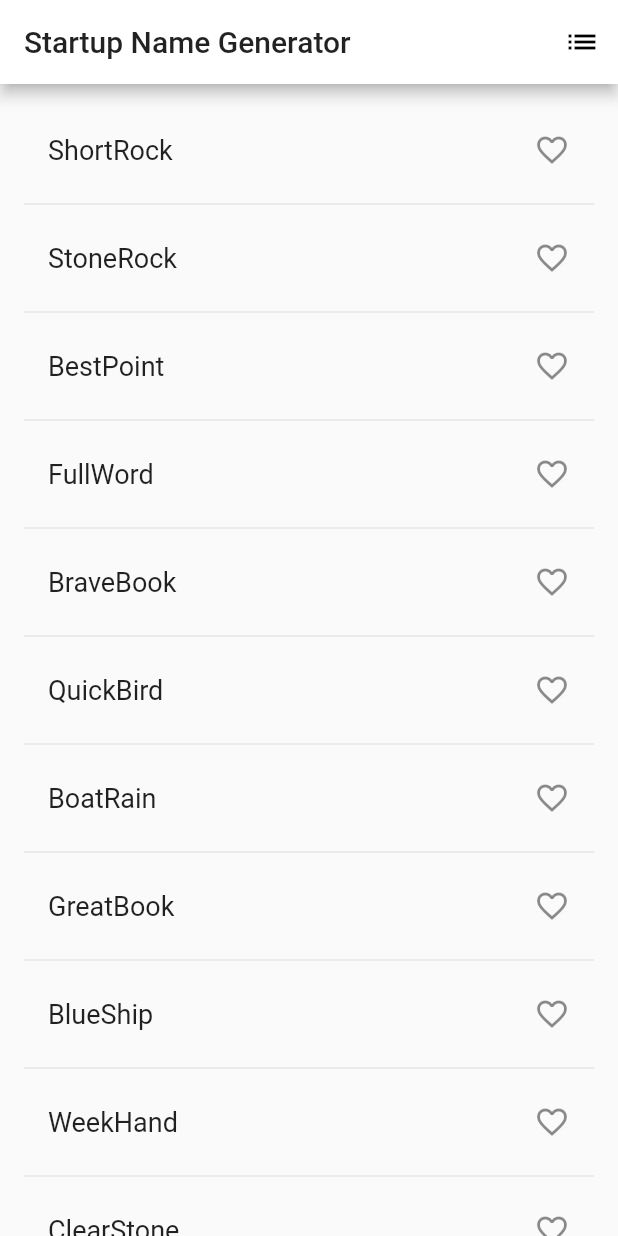
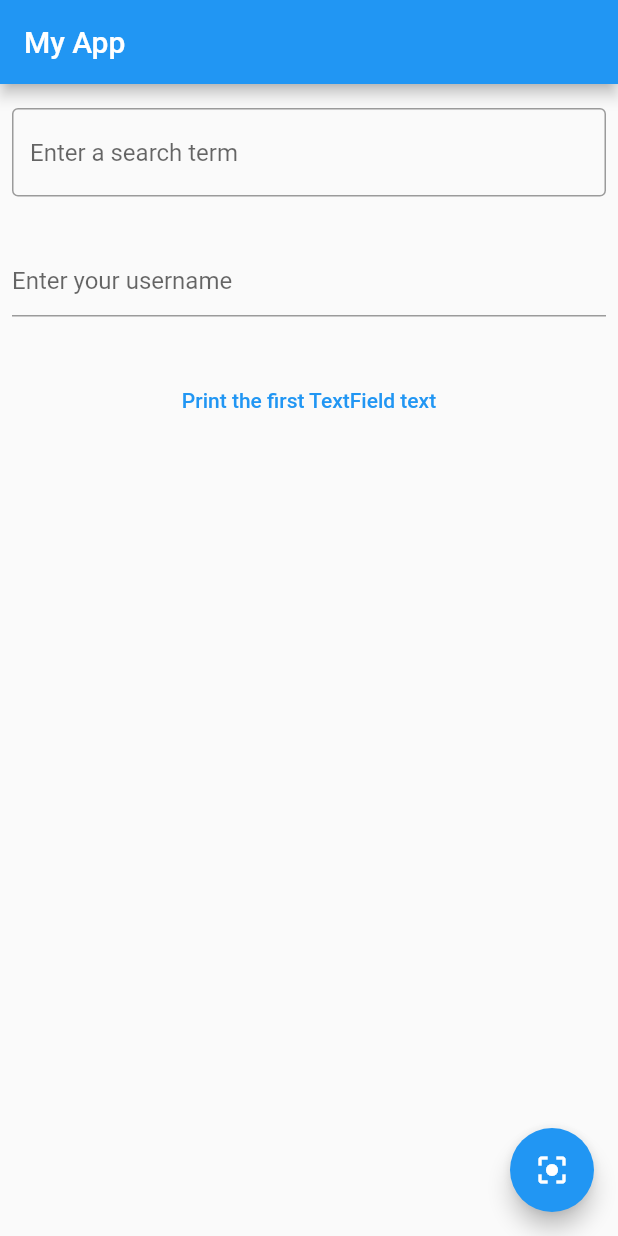
Before and after one commit to SamTienz/SamFlutter, a Flutter app: the screen it shows after launch, on a phone screen of 412 x 824 dp. Run offline on Flutter 3.47's test engine with Material 2 defaults, Android fonts, the phone set to English and light mode, and no system bars.

Commit message:
[feat] TextField focus and controller

```diff
--- a/lib/main.dart
+++ b/lib/main.dart
@@ -1,106 +1,108 @@
 import 'package:flutter/material.dart';
-import 'package:english_words/english_words.dart';
 
-void main() => runApp(MyApp());
+void main() {
+  runApp(MyApp());
+}
 
 class MyApp extends StatelessWidget {
   @override
   Widget build(BuildContext context) {
-    return MaterialApp(
-      title: 'Startup Name Generator',
-      theme: ThemeData(
-        primaryColor: Colors.white
-      ),
-      home: RandomWords(),
-    );
+    return MaterialApp(title: "My App", home: MyCustomForm());
   }
 }
 
-class RandomWords extends StatefulWidget {
+class MyCustomForm extends StatefulWidget {
   @override
-  _RandomWordsState createState() => _RandomWordsState();
+  _MyCustomFormState createState() => _MyCustomFormState();
 }
 
-class _RandomWordsState extends State<RandomWords> {
-  final _suggestions = <WordPair>[];
-  final _saved = <WordPair>{};
-  final _biggerFont = TextStyle(fontSize: 18.0);
+class _MyCustomFormState extends State<MyCustomForm> {
+  final myController = TextEditingController();
+  late FocusNode myFocusNode;
+
+  void _printLatestValue() {
+    print('TextField text did change:${myController.text} print by Controller');
+  }
+
+  void _showAlertDialog(BuildContext context) {
+    final alert = AlertDialog(
+      content: myController.text == ""
+          ? Text("No any input")
+          : Text("${myController.text}"),
+    );
+
+    showDialog(
+      context: context,
+      builder: (BuildContext context) {
+        return alert;
+      },
+    );
+  }
+
+  @override
+  void initState() {
+    // TODO: implement initState
+    super.initState();
+    myFocusNode = FocusNode();
+    myController.addListener(_printLatestValue);
+  }
+
+  @override
+  void dispose() {
+    // TODO: implement dispose
+    myFocusNode.dispose();
+    myController.dispose();
+    super.dispose();
+  }
+
   @override
   Widget build(BuildContext context) {
     return Scaffold(
       appBar: AppBar(
-        title: Text('Startup Name Generator'),
-        actions: [IconButton(icon: Icon(Icons.list), onPressed: _pushSaved)],
+        title: Text("My App"),
       ),
-      body: _buildSuggestions(),
-    );
-  }
-
-  void _pushSaved() {
-    Navigator.of(context).push(
-      MaterialPageRoute(
-        builder: (BuildContext context) {
-          final tiles = _saved.map(
-            (WordPair pair) {
-              return ListTile(
-                title: Text(
-                  pair.asPascalCase,
-                  style: _biggerFont,
-                ),
-              );
+      body: Column(
+        crossAxisAlignment: CrossAxisAlignment.center,
+        children: <Widget>[
+          Padding(
+            padding: EdgeInsets.symmetric(horizontal: 8, vertical: 16),
+            child: TextField(
+              focusNode: myFocusNode,
+              controller: myController,
+              decoration: InputDecoration(
+                  border: OutlineInputBorder(),
+                  hintText: "Enter a search term"),
+            ),
+          ),
+          Padding(
+            padding: EdgeInsets.symmetric(horizontal: 8, vertical: 16),
+            child: TextFormField(
+              onChanged: (text) {
+                print("TextFormField text did change $text");
+              },
+              decoration: InputDecoration(
+                  border: UnderlineInputBorder(),
+                  hintText: "Enter your username"),
+            ),
+          ),
+          SizedBox(
+            height: 16,
+          ),
+          TextButton(
+            onPressed: () {
+              _showAlertDialog(context);
             },
-          );
-          final divided = ListTile.divideTiles(
-            context: context,
-            tiles: tiles,
-          ).toList();
-
-          return Scaffold(
-            appBar: AppBar(
-              title: Text('Saved Suggestions'),
-            ),
-            body: ListView(children: divided),
-          );
+            child: Text("Print the first TextField text"),
+          ),
+        ],
+      ),
+      floatingActionButton: FloatingActionButton(
+        onPressed: () {
+          myFocusNode.requestFocus();
+          // _showAlertDialog(context);
         },
+        child: Icon(Icons.center_focus_strong),
       ),
     );
   }
-
-  Widget _buildSuggestions() {
-    return ListView.builder(
-      padding: EdgeInsets.all(16.0),
-      itemBuilder: (context, i) {
-        if (i.isOdd) return Divider();
-
-        final index = i ~/ 2;
-        if (index >= _suggestions.length) {
-          _suggestions.addAll(generateWordPairs().take(10));
-        }
-        return _buildRow(_suggestions[index]);
-      },
-    );
-  }
-
-  Widget _buildRow(WordPair pair) {
-    final alreadySaved = _saved.contains(pair);
-    return ListTile(
-      title: Text(
-        pair.asPascalCase,
-        style: _biggerFont,
-      ),
-      trailing: Icon(
-        alreadySaved ? Icons.favorite : Icons.favorite_border,
-        color: alreadySaved ? Colors.red : null,
-      ),
-      onTap: () {
-        setState(() {
-          if (alreadySaved) {
-            _saved.remove(pair);
-          } else {
-            _saved.add(pair);
-          }
-        });
-      },
-    );
-  }
 }
```
